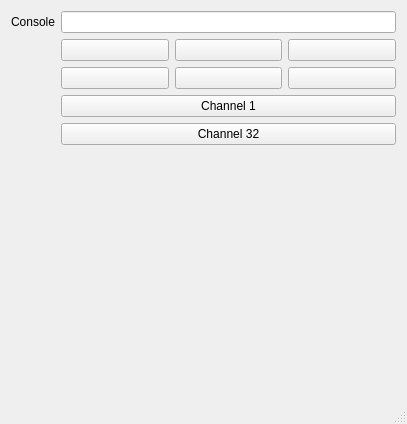
The window that app/mainwindow.ui (sammy8806/x32-footswitch) describes before a commit, drawn with Qt 5.
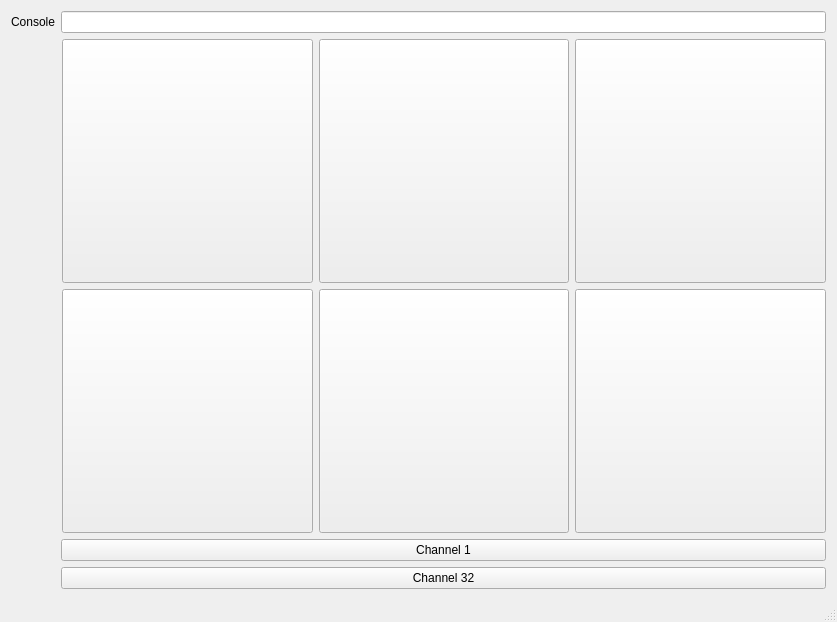
The same window after the commit.

Diff of the .ui file:
```diff
--- a/app/mainwindow.ui
+++ b/app/mainwindow.ui
@@ -6,14 +6,26 @@
    <rect>
     <x>0</x>
     <y>0</y>
-    <width>407</width>
-    <height>424</height>
+    <width>837</width>
+    <height>622</height>
    </rect>
   </property>
+  <property name="sizePolicy">
+   <sizepolicy hsizetype="Maximum" vsizetype="Maximum">
+    <horstretch>0</horstretch>
+    <verstretch>0</verstretch>
+   </sizepolicy>
+  </property>
   <property name="windowTitle">
    <string>MainWindow</string>
   </property>
   <widget class="QWidget" name="centralWidget">
+   <property name="sizePolicy">
+    <sizepolicy hsizetype="Expanding" vsizetype="Expanding">
+     <horstretch>0</horstretch>
+     <verstretch>0</verstretch>
+    </sizepolicy>
+   </property>
    <layout class="QFormLayout" name="formLayout">
     <item row="0" column="0">
      <widget class="QLabel" name="label">
@@ -31,8 +43,14 @@
     </item>
     <item row="1" column="1">
      <layout class="QGridLayout" name="pageA">
-      <item row="0" column="0">
-       <widget class="QPushButton" name="btn5">
+      <item row="1" column="3">
+       <widget class="QPushButton" name="btn10">
+        <property name="sizePolicy">
+         <sizepolicy hsizetype="Expanding" vsizetype="Minimum">
+          <horstretch>0</horstretch>
+          <verstretch>0</verstretch>
+         </sizepolicy>
+        </property>
         <property name="text">
          <string/>
         </property>
@@ -44,8 +62,14 @@
         </property>
        </widget>
       </item>
-      <item row="0" column="1">
-       <widget class="QPushButton" name="btn6">
+      <item row="1" column="2">
+       <widget class="QPushButton" name="btn9">
+        <property name="sizePolicy">
+         <sizepolicy hsizetype="Expanding" vsizetype="Minimum">
+          <horstretch>0</horstretch>
+          <verstretch>0</verstretch>
+         </sizepolicy>
+        </property>
         <property name="text">
          <string/>
         </property>
@@ -57,8 +81,33 @@
         </property>
        </widget>
       </item>
-      <item row="0" column="2">
+      <item row="1" column="1">
+       <widget class="QPushButton" name="btn8">
+        <property name="sizePolicy">
+         <sizepolicy hsizetype="Expanding" vsizetype="Minimum">
+          <horstretch>0</horstretch>
+          <verstretch>0</verstretch>
+         </sizepolicy>
+        </property>
+        <property name="text">
+         <string/>
+        </property>
+        <property name="checkable">
+         <bool>false</bool>
+        </property>
+        <property name="flat">
+         <bool>false</bool>
+        </property>
+       </widget>
+      </item>
+      <item row="0" column="3">
        <widget class="QPushButton" name="btn7">
+        <property name="sizePolicy">
+         <sizepolicy hsizetype="Expanding" vsizetype="Minimum">
+          <horstretch>0</horstretch>
+          <verstretch>0</verstretch>
+         </sizepolicy>
+        </property>
         <property name="text">
          <string/>
         </property>
@@ -70,49 +119,77 @@
         </property>
        </widget>
       </item>
+      <item row="0" column="2">
+       <widget class="QPushButton" name="btn6">
+        <property name="sizePolicy">
+         <sizepolicy hsizetype="Expanding" vsizetype="Minimum">
+          <horstretch>0</horstretch>
+          <verstretch>0</verstretch>
+         </sizepolicy>
+        </property>
+        <property name="text">
+         <string/>
+        </property>
+        <property name="checkable">
+         <bool>false</bool>
+        </property>
+        <property name="flat">
+         <bool>false</bool>
+        </property>
+       </widget>
+      </item>
+      <item row="0" column="1">
+       <widget class="QPushButton" name="btn5">
+        <property name="sizePolicy">
+         <sizepolicy hsizetype="Expanding" vsizetype="Minimum">
+          <horstretch>0</horstretch>
+          <verstretch>0</verstretch>
+         </sizepolicy>
+        </property>
+        <property name="text">
+         <string/>
+        </property>
+        <property name="checkable">
+         <bool>false</bool>
+        </property>
+        <property name="flat">
+         <bool>false</bool>
+        </property>
+       </widget>
+      </item>
+      <item row="0" column="0">
+       <spacer name="verticalSpacer">
+        <property name="orientation">
+         <enum>Qt::Vertical</enum>
+        </property>
+        <property name="sizeHint" stdset="0">
+         <size>
+          <width>1</width>
+          <height>240</height>
+         </size>
+        </property>
+       </spacer>
+      </item>
       <item row="1" column="0">
-       <widget class="QPushButton" name="btn8">
-        <property name="text">
-         <string/>
+       <spacer name="verticalSpacer_2">
+        <property name="orientation">
+         <enum>Qt::Vertical</enum>
         </property>
-        <property name="checkable">
-         <bool>false</bool>
+        <property name="sizeHint" stdset="0">
+         <size>
+          <width>1</width>
+          <height>240</height>
+         </size>
         </property>
-        <property name="flat">
-         <bool>false</bool>
-        </property>
-       </widget>
-      </item>
-      <item row="1" column="1">
-       <widget class="QPushButton" name="btn9">
-        <property name="text">
-         <string/>
-        </property>
-        <property name="checkable">
-         <bool>false</bool>
-        </property>
-        <property name="flat">
-         <bool>false</bool>
-        </property>
-       </widget>
-      </item>
-      <item row="1" column="2">
-       <widget class="QPushButton" name="btn10">
-        <property name="text">
-         <string/>
-        </property>
-        <property name="checkable">
-         <bool>false</bool>
-        </property>
-        <property name="flat">
-         <bool>false</bool>
-        </property>
-       </widget>
+       </spacer>
       </item>
      </layout>
     </item>
     <item row="2" column="1">
      <widget class="QPushButton" name="chan01">
+      <property name="enabled">
+       <bool>true</bool>
+      </property>
       <property name="text">
        <string>Channel 1</string>
       </property>
@@ -120,6 +197,9 @@
     </item>
     <item row="3" column="1">
      <widget class="QPushButton" name="chan32">
+      <property name="enabled">
+       <bool>true</bool>
+      </property>
       <property name="text">
        <string>Channel 32</string>
       </property>
```
